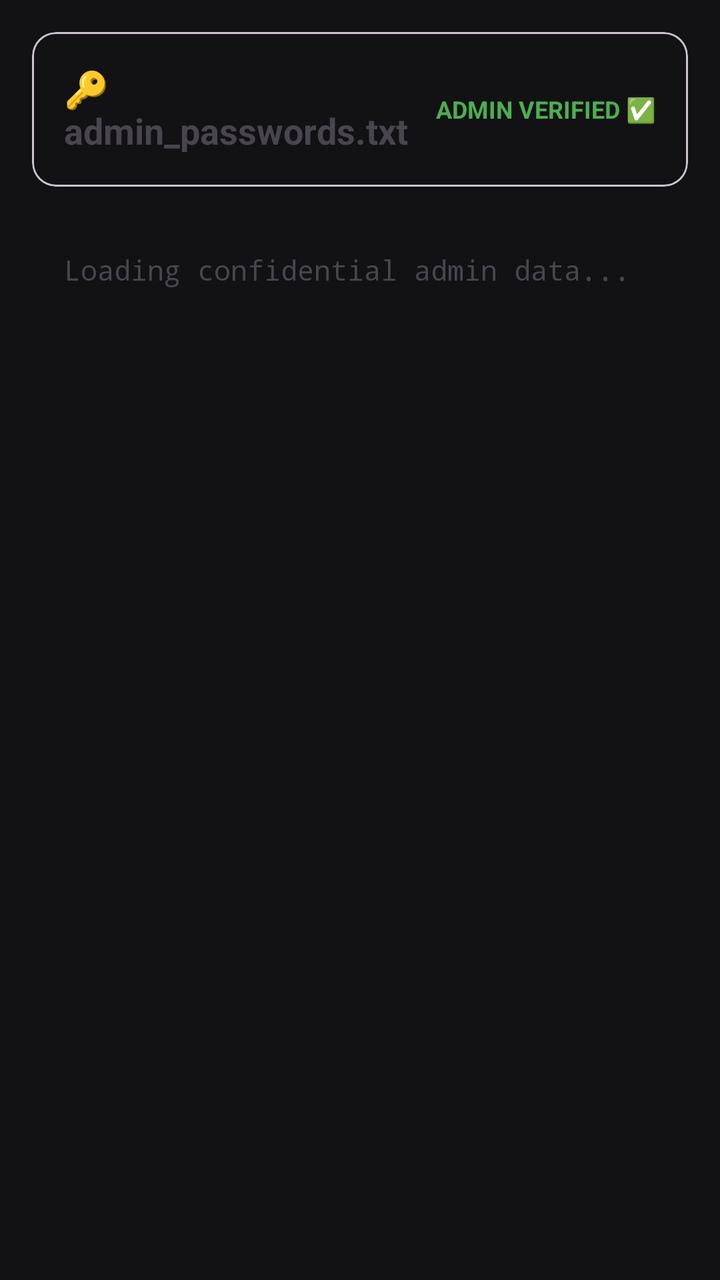
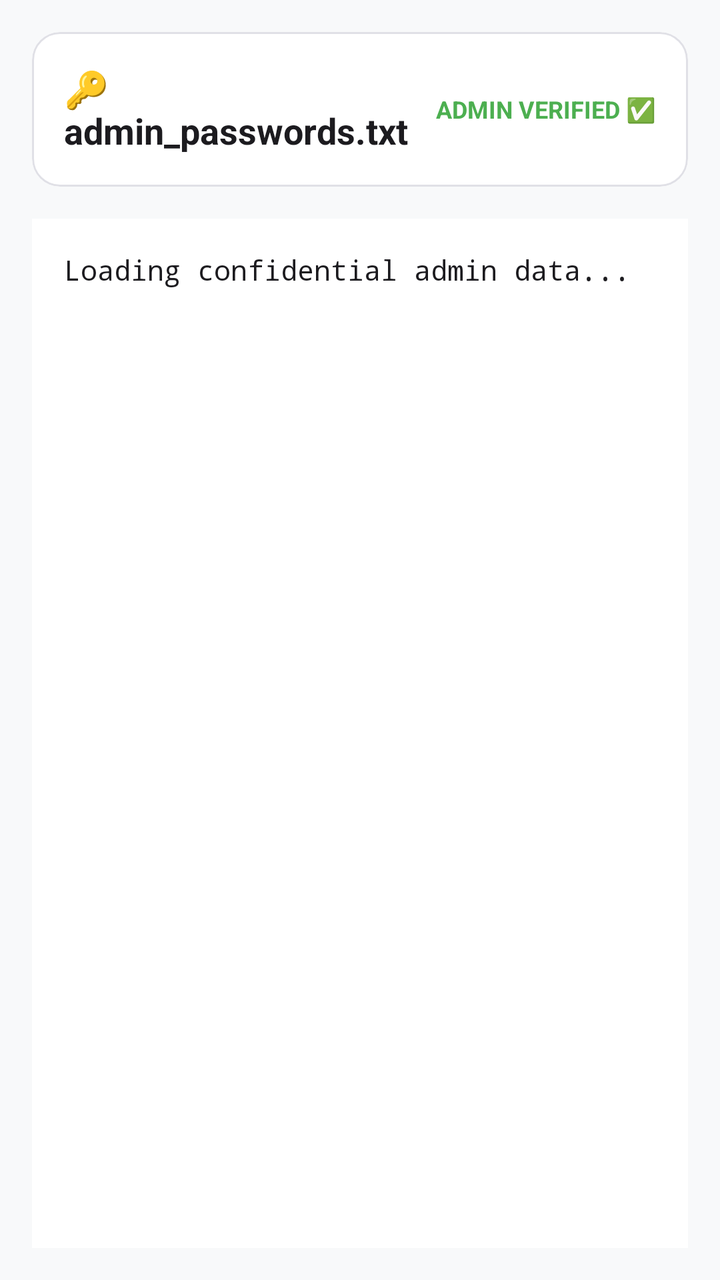

Before-and-after screenshots of an Android layout around one commit, followed by the original layout XML and the change that was made.
<!-- AndroidManifest.xml: application theme Theme.HoneyfileSecurity -->
<!-- res/layout/activity_real_file_viewer.xml -->
<?xml version="1.0" encoding="utf-8"?>
<LinearLayout xmlns:android="http://schemas.android.com/apk/res/android"
    xmlns:app="http://schemas.android.com/apk/res-auto"
    android:layout_width="match_parent"
    android:layout_height="match_parent"
    android:orientation="vertical"
    android:background="@color/dark_bg"
    android:padding="16dp">

    <com.google.android.material.card.MaterialCardView
        android:layout_width="match_parent"
        android:layout_height="wrap_content"
        app:cardBackgroundColor="@color/card_bg"
        app:cardCornerRadius="12dp"
        android:layout_marginBottom="16dp">

        <LinearLayout
            android:layout_width="match_parent"
            android:layout_height="wrap_content"
            android:orientation="horizontal"
            android:padding="16dp"
            android:gravity="center_vertical">

            <TextView
                android:layout_width="0dp"
                android:layout_height="wrap_content"
                android:layout_weight="1"
                android:text="🔑 admin_passwords.txt"
                android:textColor="@color/text_primary"
                android:textSize="18sp"
                android:textStyle="bold" />

            <TextView
                android:layout_width="wrap_content"
                android:layout_height="wrap_content"
                android:text="ADMIN VERIFIED ✅"
                android:textColor="@color/success_green"
                android:textSize="12sp"
                android:textStyle="bold" />

        </LinearLayout>

    </com.google.android.material.card.MaterialCardView>

    <ScrollView
        android:layout_width="match_parent"
        android:layout_height="0dp"
        android:layout_weight="1"
        android:background="@color/card_bg"
        android:padding="16dp">

        <TextView
            android:id="@+id/tvRealContent"
            android:layout_width="match_parent"
            android:layout_height="wrap_content"
            android:fontFamily="monospace"
            android:text="Loading confidential admin data..."
            android:textColor="@color/text_primary"
            android:textSize="14sp" />

    </ScrollView>

</LinearLayout>
<!-- resources referenced by this layout -->
<resources>
  <color name="dark_bg">#121214</color>
  <color name="success_green">#4CAF50</color>
  <style name="Theme.HoneyfileSecurity" parent="Theme.Material3.DayNight.NoActionBar">
          <item name="colorPrimary">@color/primary_accent_light</item>
          <item name="colorOnPrimary">@color/white</item>
          <item name="colorSecondary">@color/teal_700</item>
          <item name="android:statusBarColor">@color/light_bg</item>
          <item name="android:windowBackground">@color/light_bg</item>
  
          
          <item name="appBackgroundColor">@color/light_bg</item>
          <item name="appCardColor">@color/light_card_bg</item>
          <item name="appCardStrokeColor">@color/light_card_stroke</item>
          <item name="appTextColorPrimary">@color/light_text_primary</item>
          <item name="appTextColorSecondary">@color/light_text_secondary</item>
      </style>
  <color name="primary_accent_light">#F57C00</color>
  <color name="white">#FFFFFFFF</color>
  <color name="teal_700">#FF018786</color>
  <color name="light_bg">#F8F9FA</color>
  <color name="light_card_bg">#FFFFFF</color>
  <color name="light_card_stroke">#E0E0E6</color>
  <color name="light_text_primary">#1C1B1F</color>
  <color name="light_text_secondary">#606066</color>
</resources>

<!-- the commit's change to res/layout/activity_real_file_viewer.xml (unified diff, before → after) -->
@@ -4,14 +4,16 @@
     android:layout_width="match_parent"
     android:layout_height="match_parent"
     android:orientation="vertical"
-    android:background="@color/dark_bg"
+    android:background="?attr/appBackgroundColor"
     android:padding="16dp">
 
     <com.google.android.material.card.MaterialCardView
         android:layout_width="match_parent"
         android:layout_height="wrap_content"
-        app:cardBackgroundColor="@color/card_bg"
-        app:cardCornerRadius="12dp"
+        app:cardBackgroundColor="?attr/appCardColor"
+        app:cardCornerRadius="14dp"
+        app:strokeColor="?attr/appCardStrokeColor"
+        app:strokeWidth="1dp"
         android:layout_marginBottom="16dp">
 
         <LinearLayout
@@ -26,7 +28,7 @@
                 android:layout_height="wrap_content"
                 android:layout_weight="1"
                 android:text="🔑 admin_passwords.txt"
-                android:textColor="@color/text_primary"
+                android:textColor="?attr/appTextColorPrimary"
                 android:textSize="18sp"
                 android:textStyle="bold" />
 
@@ -46,7 +48,7 @@
         android:layout_width="match_parent"
         android:layout_height="0dp"
         android:layout_weight="1"
-        android:background="@color/card_bg"
+        android:background="?attr/appCardColor"
         android:padding="16dp">
 
         <TextView
@@ -55,7 +57,7 @@
             android:layout_height="wrap_content"
             android:fontFamily="monospace"
             android:text="Loading confidential admin data..."
-            android:textColor="@color/text_primary"
+            android:textColor="?attr/appTextColorPrimary"
             android:textSize="14sp" />
 
     </ScrollView>
<!-- resource entries referenced after the edit -->
@@ -1,6 +1,5 @@
 <!-- resources referenced by this layout -->
 <resources>
-  <color name="dark_bg">#121214</color>
   <color name="success_green">#4CAF50</color>
   <style name="Theme.HoneyfileSecurity" parent="Theme.Material3.DayNight.NoActionBar">
           <item name="colorPrimary">@color/primary_accent_light</item>
